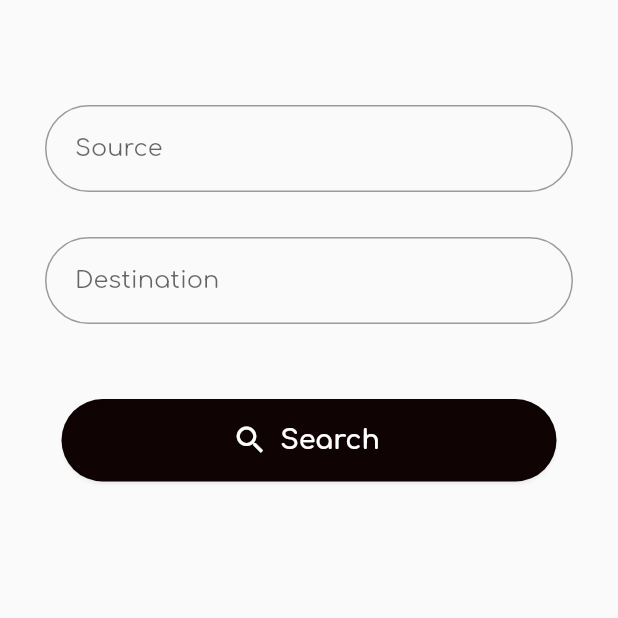
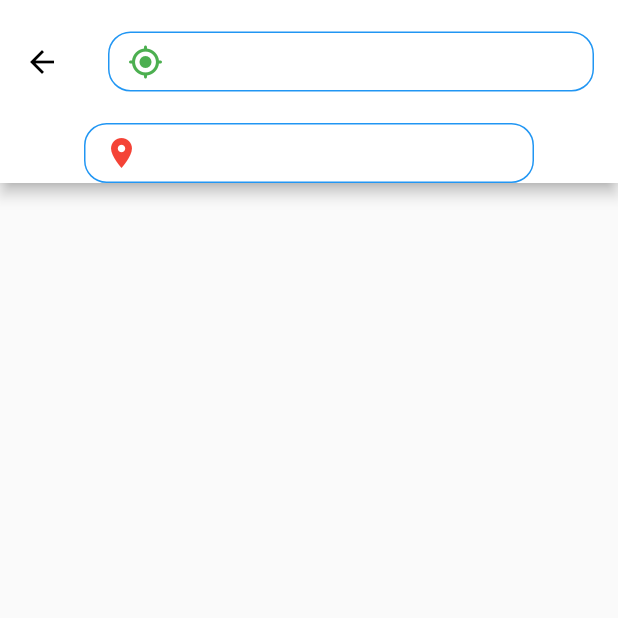
Before and after one commit to S6Main/EV-Home-Gird, a Flutter app: the SrcDestpg screen opened directly, on a phone screen of 412 x 824 dp, the top half of it. Run offline on Flutter 3.47's test engine with Material 2 defaults, Android fonts, the phone set to English and light mode, and no system bars; our stand-ins replace carousel_slider, dio, font_awesome_flutter, google_fonts, google_maps_flutter, line_awesome_flutter and 2 more; missing offline and left inert: dart:ffi, flutter_animated_button, flutter_polyline_points.

Commit message:
searchBar UI
Not completed

```diff
--- a/lib/widgets/SrcDestPg.dart
+++ b/lib/widgets/SrcDestPg.dart
@@ -1,85 +1,76 @@
-// main.dart
+import 'package:ev_homegrid/widgets/search.dart';
 import 'package:flutter/material.dart';
-
-import '../navigation pages/main_page.dart';
 
 class SrcDestpg extends StatelessWidget {
   const SrcDestpg({Key? key}) : super(key: key);
+
+  get child => null;
   @override
   Widget build(BuildContext context) {
     return Scaffold(
-      body: Padding(
-        padding: const EdgeInsets.all(30),
-        child: Container(
-          child: Column(
-            children: <Widget>[
-              SizedBox(
-                height: 40.0,
-              ),
-              TextField(
-                decoration: InputDecoration(
-                    hintText: 'Source',
-                    contentPadding: const EdgeInsets.all(20),
-                    border: OutlineInputBorder(
-                        borderRadius: BorderRadius.circular(30))),
-                onChanged: (value) {
-                  // do something
-                },
-              ),
-              SizedBox(
-                height: 30.0,
-              ),
-              TextField(
-                decoration: InputDecoration(
-                    hintText: 'Destination',
-                    contentPadding: const EdgeInsets.all(20),
-                    border: OutlineInputBorder(
-                        borderRadius: BorderRadius.circular(30))),
-                onChanged: (value) {
-                  // do something
-                },
-              ),
-              SizedBox(
-                height: 50.0,
-              ),
-              SizedBox(
-                width: 330,
-                height: 55,
-                child: ElevatedButton.icon(
-                  icon: Icon(
-                    Icons.search,
-                    size: 24,
-                    color: Colors.white,
-                  ),
-                  label: Text(
-                    'Search',
-                    style: TextStyle(
-                        fontWeight: FontWeight.bold,
-                        fontSize: 18,
-                        color: Colors.white),
-                  ),
-                  style: ElevatedButton.styleFrom(
-                    primary: Color.fromARGB(255, 15, 3, 3),
-                    onPrimary: Color.fromARGB(255, 0, 0, 0),
-                    shadowColor: Color.fromARGB(68, 0, 0, 0),
-                    side: BorderSide(
-                        width: 1.5, color: Color.fromARGB(19, 0, 0, 0)),
-                    elevation: 1,
-                    shape: RoundedRectangleBorder(
-                        borderRadius: BorderRadius.circular(30)),
-                    minimumSize: Size(100, 40), //////// HERE
-                  ),
-                  onPressed: () {
+      appBar: AppBar(
+        toolbarHeight: 120,
+        backgroundColor: Colors.white,
+        foregroundColor: Colors.black,
+        leading: IconButton(
+          icon: Icon(Icons.arrow_back),
+          onPressed: () {
+            Navigator.of(context).pop();
+          },
+        ),
+        title: Container(
+          width: double.infinity,
+          height: 40,
+          decoration: BoxDecoration(
+              color: Colors.white,
+              borderRadius: BorderRadius.circular(15),
+              border: Border.all(color: Colors.blue)),
+          child: TextField(
+            decoration: InputDecoration(
+                prefixIcon: Icon(
+                  Icons.my_location_rounded,
+                  color: Colors.green,
+                ),
+                suffix: GestureDetector(
+                  onTap: () {
                     Navigator.push(
                       context,
-                      MaterialPageRoute(builder: (context) => MainPage()),
+                      MaterialPageRoute(builder: (context) => Search()),
                     );
                   },
                 ),
-              ),
-            ],
+                hintText: 'Search...',
+                border: InputBorder.none),
           ),
         ),
+        bottom: PreferredSize(
+            child: Container(
+              width: 300,
+              height: 40,
+              alignment: Alignment.topRight,
+              decoration: BoxDecoration(
+                  color: Colors.white,
+                  borderRadius: BorderRadius.circular(15),
+                  border: Border.all(color: Colors.blue)),
+              child: TextField(
+                decoration: InputDecoration(
+                    prefixIcon: Icon(
+                      Icons.location_on,
+                      color: Colors.red,
+                    ),
+                    suffix: GestureDetector(
+                      onTap: () {
+                        Navigator.push(
+                          context,
+                          MaterialPageRoute(builder: (context) => Search()),
+                        );
+                      },
+                    ),
+                    hintText: 'Search...',
+                    border: InputBorder.none),
+              ),
+            ),
+            preferredSize: Size.fromHeight(2.0)),
       ),
     );
   }
--- a/pubspec.yaml
+++ b/pubspec.yaml
@@ -41,6 +41,8 @@ dependencies:
   google_fonts: ^2.3.1
 
   permission_handler: ^9.2.0
+
+  material_floating_search_bar: ^0.3.7
 
 dev_dependencies:
   flutter_test:
```
Also changed, not shown: lib/widgets/search.dart (added, +95 -0 lines), pubspec.lock.
